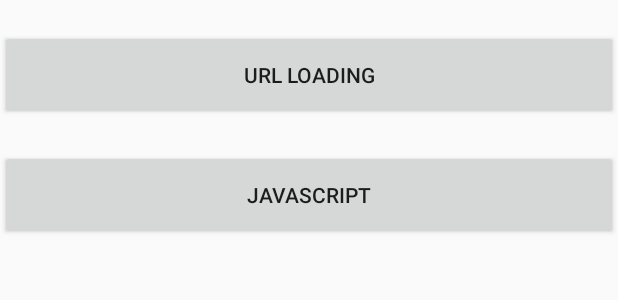
After one commit to AppsFlyerLiang/JSEventTracking, an Android app: the layout activity_main.xml on its own in the app's theme, with its tools: preview values and no code run, on a phone screen of 412 x 824 dp. The commit adds this screen. Shown: the top 300 px of the screen. Run offline under Robolectric (Android 15) with nearby library versions, the phone set to English and light mode, and no system bars.

Commit message:
Add URL Loading way

```diff
--- a/app/src/main/AndroidManifest.xml
+++ b/app/src/main/AndroidManifest.xml
@@ -14,13 +14,16 @@
         android:supportsRtl="true"
         android:theme="@style/AppTheme">
         <activity
-            android:name=".WebViewActivity">
+            android:name=".JSEventActivity">
+        </activity>
+        <activity android:name=".MainActivity" >
             <intent-filter>
                 <action android:name="android.intent.action.MAIN" />
 
                 <category android:name="android.intent.category.LAUNCHER" />
             </intent-filter>
         </activity>
+        <activity android:name=".UrlLoadingActivity" />
     </application>
 
 </manifest>
--- /dev/null
+++ b/app/src/main/res/layout/activity_main.xml
@@ -0,0 +1,21 @@
+<?xml version="1.0" encoding="utf-8"?>
+<LinearLayout xmlns:android="http://schemas.android.com/apk/res/android"
+    android:orientation="vertical"
+    android:layout_width="match_parent"
+    android:layout_height="match_parent">
+
+    <Button
+        android:layout_marginTop="20dp"
+        android:layout_width="match_parent"
+        android:layout_height="wrap_content"
+        android:minHeight="60dp"
+        android:text="@string/url_loading"
+        android:id="@+id/btnUrlLoading"/>
+    <Button
+        android:layout_marginTop="20dp"
+        android:layout_width="match_parent"
+        android:layout_height="wrap_content"
+        android:minHeight="60dp"
+        android:text="@string/js_event"
+        android:id="@+id/btnJavaScript"/>
+</LinearLayout>
--- a/app/src/main/res/values/strings.xml
+++ b/app/src/main/res/values/strings.xml
@@ -1,8 +1,10 @@
 <resources>
-    <string name="app_name">JSEventTracking</string>
+    <string name="app_name">WebView Event Tracking</string>
 
     <string name="dummy_button">Dummy Button</string>
     <string name="dummy_content">DUMMY\nCONTENT</string>
     <string name="splash">JavaScript Event Tracking Sample</string>
     <string name="web_view">In-app Web View</string>
+    <string name="url_loading">URL Loading</string>
+    <string name="js_event">JavaScript</string>
 </resources>
--- a/build.gradle
+++ b/build.gradle
@@ -1,14 +1,15 @@
 // Top-level build file where you can add configuration options common to all sub-projects/modules.
 
 buildscript {
+    ext.kotlin_version = '1.3.0'
 
     repositories {
         google()
         jcenter()
     }
     dependencies {
-        classpath 'com.android.tools.build:gradle:3.1.3'
-
+        classpath 'com.android.tools.build:gradle:3.2.1'
+        classpath "org.jetbrains.kotlin:kotlin-gradle-plugin:$kotlin_version"
 
         // NOTE: Do not place your application dependencies here; they belong
         // in the individual module build.gradle files
```
Also changed, not shown: app/build.gradle (+6 -1 lines), app/src/main/java/com/appsflyer/support/jseventtracking/JSEventActivity.java (renamed from app/src/main/java/com/appsflyer/support/jseventtracking/WebViewActivity.java, +26 -6 lines), app/src/main/java/com/appsflyer/support/jseventtracking/MainActivity.java (added, +33 -0 lines), app/src/main/java/com/appsflyer/support/jseventtracking/UrlLoadingActivity.java (added, +77 -0 lines), gradle/wrapper/gradle-wrapper.properties.
